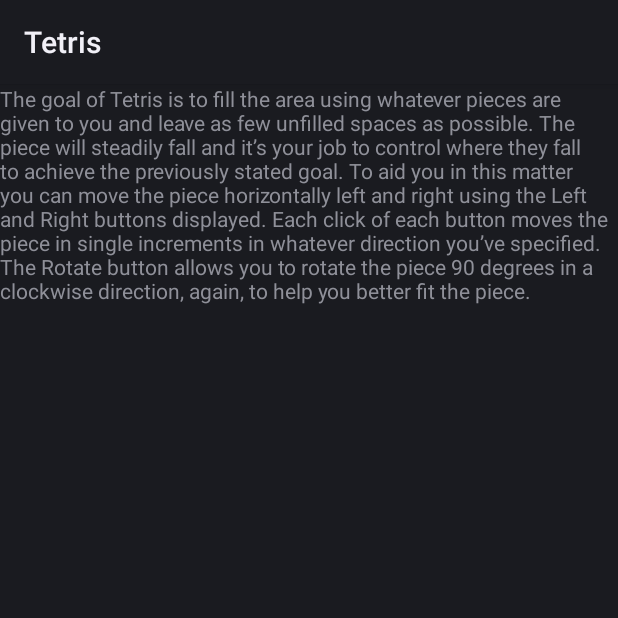
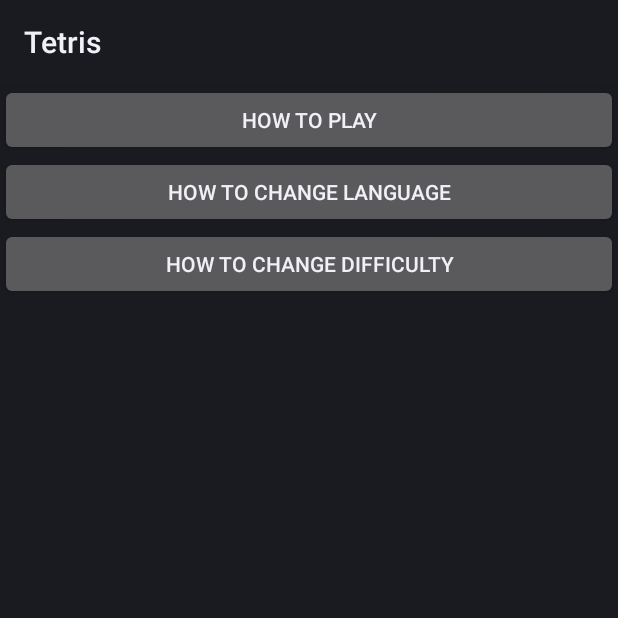
Before and after one commit to vebovs/tetris-mobile, an Android app: the screen it shows after launch (HelpActivity), after a tap on "HELP", on a phone screen of 412 x 824 dp, the top half of it. Run offline under Robolectric (Android 15) with nearby library versions, the phone set to English and light mode, and no system bars.

Commit message:
started work on adding addiditional settings

```diff
--- a/app/src/main/java/com/vebovs/tetris/GameView.java
+++ b/app/src/main/java/com/vebovs/tetris/GameView.java
@@ -1,5 +1,6 @@
 package com.vebovs.tetris;
 
+import android.app.Activity;
 import android.content.Context;
 import android.graphics.Canvas;
 import android.graphics.Color;
--- a/app/src/main/java/com/vebovs/tetris/HelpActivity.java
+++ b/app/src/main/java/com/vebovs/tetris/HelpActivity.java
@@ -3,17 +3,36 @@ package com.vebovs.tetris;
 import android.app.Activity;
 import android.os.Bundle;
 import android.text.method.ScrollingMovementMethod;
+import android.view.View;
+import android.view.ViewGroup;
 import android.widget.TextView;
 
 import androidx.annotation.Nullable;
 
 public class HelpActivity extends Activity {
+    private TextView tvTutorial;
+    private boolean tutorial;
 
     @Override
     protected void onCreate(@Nullable Bundle savedInstanceState) {
         super.onCreate(savedInstanceState);
         setContentView(R.layout.activity_help);
-        TextView tv = findViewById(R.id.tvTutorial);
-        tv.setMovementMethod(new ScrollingMovementMethod());
+        this.tvTutorial = findViewById(R.id.tvTutorial);
+        this.tvTutorial.setMovementMethod(new ScrollingMovementMethod());
+        this.tutorial = false;
+    }
+
+    public void viewTutorial(View view){
+        if(!tutorial) {
+            ViewGroup.LayoutParams params = this.tvTutorial.getLayoutParams();
+            params.height = 400;
+            this.tvTutorial.setLayoutParams(params);
+            this.tutorial = true;
+        } else {
+            ViewGroup.LayoutParams params = this.tvTutorial.getLayoutParams();
+            params.height = 0;
+            this.tvTutorial.setLayoutParams(params);
+            this.tutorial = false;
+        }
     }
 }
--- a/app/src/main/java/com/vebovs/tetris/MainActivity.java
+++ b/app/src/main/java/com/vebovs/tetris/MainActivity.java
@@ -6,7 +6,6 @@ import android.content.SharedPreferences;
 import android.content.res.Configuration;
 import android.os.Bundle;
 import android.preference.PreferenceManager;
-import android.util.Log;
 import android.view.View;
 
 import java.util.Locale;
@@ -17,7 +16,6 @@ public class MainActivity extends Activity {
         @Override
         public void onSharedPreferenceChanged(SharedPreferences sharedPreferences, String s) {
                 String str = sharedPreferences.getString(s, "-1");
-                Log.i("Language:", str);
                 if(str.equals("English") || str.equals("Engelsk")){
                     setLanguage("en");
                 } else if(str.equals("Norwegian") || str.equals("Norsk")){
@@ -32,7 +30,6 @@ public class MainActivity extends Activity {
         setContentView(R.layout.activity_main);
         sharedPreferences = PreferenceManager.getDefaultSharedPreferences(this);
         String str = this.sharedPreferences.getString("language", "-1");
-        Log.i("Language: ", str);
         if(str.equals("English") || str.equals("Engelsk")){
             setLanguage("en");
         } else if(str.equals("Norwegian") || str.equals("Norsk")){
--- a/app/src/main/res/layout/activity_help.xml
+++ b/app/src/main/res/layout/activity_help.xml
@@ -1,12 +1,32 @@
 <?xml version="1.0" encoding="utf-8"?>
 <LinearLayout xmlns:android="http://schemas.android.com/apk/res/android"
     android:orientation="vertical" android:layout_width="match_parent"
-    android:layout_height="match_parent" >
+    android:layout_height="match_parent"
+    android:scrollbars="vertical">
+
+    <Button
+        android:id="@+id/btnHowToPlay"
+        android:layout_width="match_parent"
+        android:layout_height="wrap_content"
+        android:onClick="viewTutorial"
+        android:text="@string/how_to_play" />
 
     <TextView
         android:id="@+id/tvTutorial"
         android:layout_width="match_parent"
-        android:layout_height="match_parent"
+        android:layout_height="0dp"
         android:scrollbars="vertical"
-        android:text="@string/tutorial" />
+        android:text="@string/tutorial"/>
+
+    <Button
+        android:id="@+id/btnChangeLanguage"
+        android:layout_width="match_parent"
+        android:layout_height="wrap_content"
+        android:text="@string/change_language" />
+
+    <Button
+        android:id="@+id/btnChangeDifficulty"
+        android:layout_width="match_parent"
+        android:layout_height="wrap_content"
+        android:text="@string/change_difficulty" />
 </LinearLayout>
--- a/app/src/main/res/values/strings.xml
+++ b/app/src/main/res/values/strings.xml
@@ -6,7 +6,7 @@
     <string name="start">Start</string>
     <string name="settings">Settings</string>
     <string name="help">Help</string>
-    <string name="pick_language">Pick a language!</string>
+    <string name="pick_language">Click here to pick a language</string>
     <string name="resume">Resume</string>
     <string name="pause">Pause</string>
     <string name="exit">Exit</string>
@@ -21,4 +21,13 @@
         Each click of each button moves the piece in single increments in whatever direction you’ve specified.
         The Rotate button allows you to rotate the piece 90 degrees in a clockwise direction, again, to help you better fit the piece.
     </string>
+    <string name="how_to_play">How to play</string>
+    <string name="change_difficulty">How to change difficulty</string>
+    <string name="change_language">How to change language</string>
+    <string-array name="difficulties">
+        <item name="easy">Easy</item>
+        <item name="normal">Normal</item>
+        <item name="hard">Hard</item>
+    </string-array>
+    <string name="pick_difficulty">Click here to pick a difficulty</string>
 </resources>
```
Also changed, not shown: app/src/main/java/com/vebovs/tetris/GameActivity.java (+35 -0 lines), app/src/main/java/com/vebovs/tetris/GameThread.java (+9 -1 lines), app/src/main/res/xml/preferences.xml (+8 -0 lines), 1 other file.
